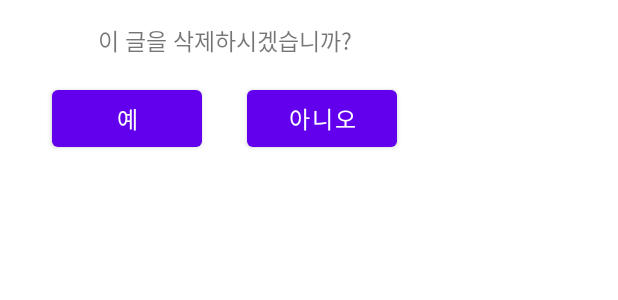
After one commit to TypiDoyun/haruman, an Android app: the layout activity_delete_popup.xml on its own in the app's theme, with its tools: preview values and no code run, on a phone screen of 412 x 824 dp. The commit adds this screen. Shown: the top 300 px of the screen. Run offline under Robolectric (Android 15) with nearby library versions, the phone set to English and light mode, and no system bars.

Commit message:
added DeletePopupActivity and Xml for this, deleted title "Haruman"

```diff
--- /dev/null
+++ b/app/src/main/res/layout/activity_delete_popup.xml
@@ -0,0 +1,63 @@
+<?xml version="1.0" encoding="utf-8"?>
+<LinearLayout xmlns:android="http://schemas.android.com/apk/res/android"
+    xmlns:app="http://schemas.android.com/apk/res-auto"
+    xmlns:tools="http://schemas.android.com/tools"
+    android:layout_width="300dp"
+    android:layout_height="wrap_content"
+    android:orientation="vertical"
+    tools:context=".DeletePopupActivity">
+
+    <LinearLayout
+        android:layout_width="match_parent"
+        android:layout_height="wrap_content"
+        android:orientation="vertical">
+
+        <Space
+            android:layout_width="wrap_content"
+            android:layout_height="15dp"/>
+        <TextView
+            android:layout_width="match_parent"
+            android:layout_height="wrap_content"
+            android:gravity="center"
+            android:textSize="15dp"
+            android:text="이 글을 삭제하시겠습니까?"/>
+        <Space
+            android:layout_width="wrap_content"
+            android:layout_height="15dp"/>
+
+    </LinearLayout>
+
+    <LinearLayout
+        android:layout_width="match_parent"
+        android:layout_height="wrap_content"
+        android:orientation="horizontal"
+        android:gravity="center">
+
+        <Button
+            android:id="@+id/deletePopupActivity_button_yes"
+            android:textSize="15dp"
+            android:text="예"
+            android:layout_width="100dp"
+            android:layout_height="50dp"
+            />
+        <Space
+            android:layout_width="30dp"
+            android:layout_height="wrap_content"/>
+
+        <Button
+            android:id="@+id/deletePopupActivity_button_no"
+            android:textSize="15dp"
+            android:text="아니오"
+            android:layout_width="100dp"
+            android:layout_height="50dp"
+            />
+
+    </LinearLayout>
+
+    <Space
+        android:layout_width="wrap_content"
+        android:layout_height="5dp"/>
+
+
+
+</LinearLayout>
--- a/app/src/main/res/values/themes.xml
+++ b/app/src/main/res/values/themes.xml
@@ -12,5 +12,12 @@
         <!-- Status bar color. -->
         <item name="android:statusBarColor" tools:targetApi="l">?attr/colorPrimaryVariant</item>
         <!-- Customize your theme here. -->
+        <item name="windowActionBar">false</item>
+        <item name="windowNoTitle">true</item>
+    </style>
+
+    <style name="Theme.MyDialog" parent="Theme.AppCompat.DayNight.Dialog">
+        <item name="windowActionBar">false</item>
+        <item name="windowNoTitle">true</item>
     </style>
 </resources>
```
Also changed, not shown: app/src/main/AndroidManifest.xml (+17 -9 lines), app/src/main/java/com/project/haruman/DeletePopupActivity.java (added, +57 -0 lines), app/src/main/java/com/project/haruman/PostActivity.java (+21 -4 lines).
